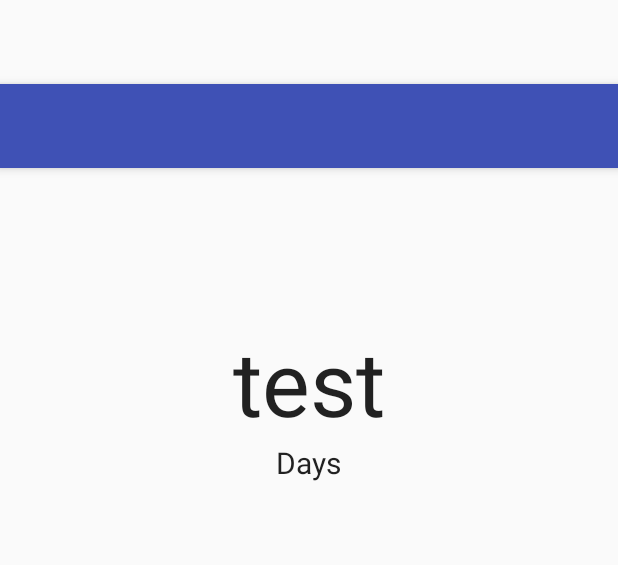
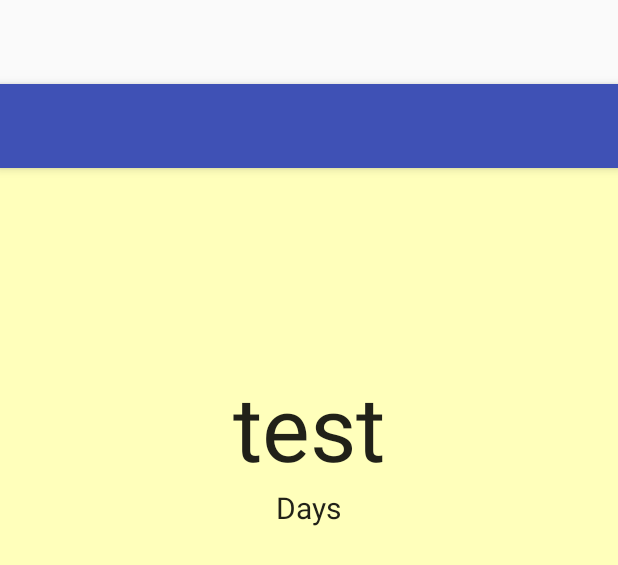
Before and after one commit to rmhsiao/pinkpink, an Android app: the layout app_bar_home_page.xml on its own in the app's theme, with its tools: preview values and no code run, on a phone screen of 412 x 824 dp. Shown: the top 565 px of the screen. Run offline under Robolectric (Android 15) with nearby library versions, the phone set to English and light mode, and no system bars; network calls fail.

```diff
--- a/app/src/main/AndroidManifest.xml
+++ b/app/src/main/AndroidManifest.xml
@@ -33,6 +33,10 @@
         <activity
             android:name=".HomePageActivity"
             android:label="@string/title_activity_home_page"
+            android:theme="@style/AppTheme.NoActionBar" />
+        <activity
+            android:name=".memberData"
+            android:label="@string/title_activity_member_data"
             android:theme="@style/AppTheme.NoActionBar"></activity>
     </application>
 
--- a/app/src/main/res/layout/app_bar_home_page.xml
+++ b/app/src/main/res/layout/app_bar_home_page.xml
@@ -34,7 +34,9 @@
         android:paddingRight="@dimen/activity_horizontal_margin"
         android:paddingTop="@dimen/activity_vertical_margin"
         tools:context="m.mcoupledate.Home"
+        android:background="#FFFFBB"
         android:orientation="vertical">
+
 
         //天數
         <TextView
@@ -44,7 +46,7 @@
             android:text="test"
             android:textSize="60sp"
             android:id="@+id/totalDaysDialog"
-            android:layout_marginTop="142dp"
+            android:layout_marginTop="172dp"
             android:layout_alignParentTop="true"
             android:layout_centerHorizontal="true" />
         <TextView
@@ -63,20 +65,23 @@
             android:layout_height="match_parent"
             android:gravity="center"
             android:fillViewport="false"
-            android:layout_marginTop="130dp"
             android:layout_below="@+id/days"
-            android:layout_alignParentLeft="true"
-            android:layout_alignParentStart="true">
+            android:layout_marginTop="124dp"
+            android:layout_alignParentBottom="true">
 
             <LinearLayout
                 android:id="@+id/mday_in_sv"
                 android:layout_width="match_parent"
                 android:layout_height="match_parent"
-                android:orientation="vertical"
-                android:text="Days"
-                android:focusable="true"
-                android:focusableInTouchMode="true">
+                android:orientation="horizontal">
 
+            <LinearLayout
+                android:id="@+id/activity_service_select"
+                android:layout_width="match_parent"
+                android:layout_height="wrap_content"
+                android:background="#FFFFBB"
+                android:orientation="vertical">
+            </LinearLayout>
             </LinearLayout>
 
         </ScrollView>
--- a/app/src/main/res/values/strings.xml
+++ b/app/src/main/res/values/strings.xml
@@ -6,8 +6,11 @@
 
     <string name="navigation_drawer_open">Open navigation drawer</string>
     <string name="navigation_drawer_close">Close navigation drawer</string>
+    <string name="button_backward">返回</string>
 
     <string name="action_settings">Settings</string>
+
+    <string name="mday">MDAY</string>
 
     <string name="page_memberData">設定會員資料</string>
     <string name="page_memorialDay">設定紀念日</string>
@@ -15,4 +18,5 @@
     <string name="page_myTravle">管理我的行程</string>
     <string name="page_travleEdit">編輯行程</string>
     <string name="page_logout">登出</string>
+    <string name="title_activity_member_data">memberData</string>
 </resources>
```
Also changed, not shown: app/src/main/java/m/mcoupledate/HomePageActivity.java (+44 -3 lines).
